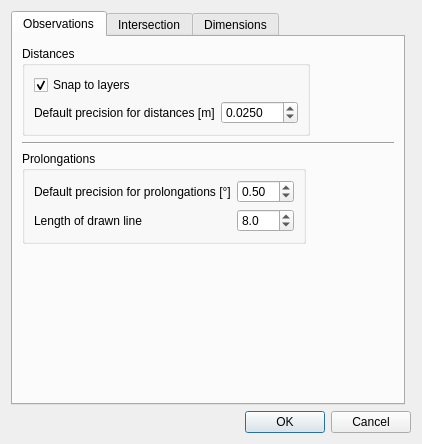
Before: the Qt Designer form ui/ui_settings.ui in 3nids/intersectit, drawn with Qt 5.
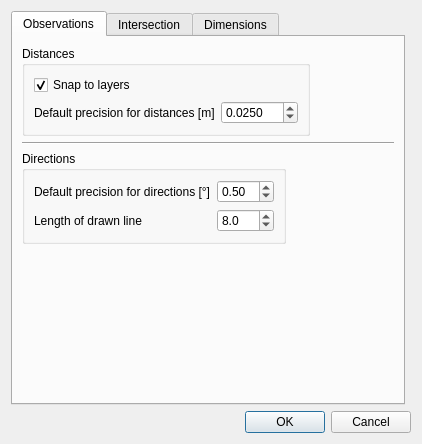
After: the same form once the commit is applied.

Commit message: rename prolongation to direction

```diff
--- a/ui/ui_settings.ui
+++ b/ui/ui_settings.ui
@@ -79,7 +79,7 @@
        <item row="2" column="0">
         <widget class="QGroupBox" name="groupBox_3">
          <property name="title">
-          <string>Prolongations</string>
+          <string>Directions</string>
          </property>
          <layout class="QGridLayout" name="gridLayout_8">
           <item row="0" column="0">
@@ -88,7 +88,7 @@
              <bool>true</bool>
             </property>
             <property name="text">
-             <string>Default precision for prolongations [°]</string>
+             <string>Default precision for directions [°]</string>
             </property>
            </widget>
           </item>
```
Left out of the diff: 2 changed lines with no effect on the pictures. The commit also changes 13 other files.
